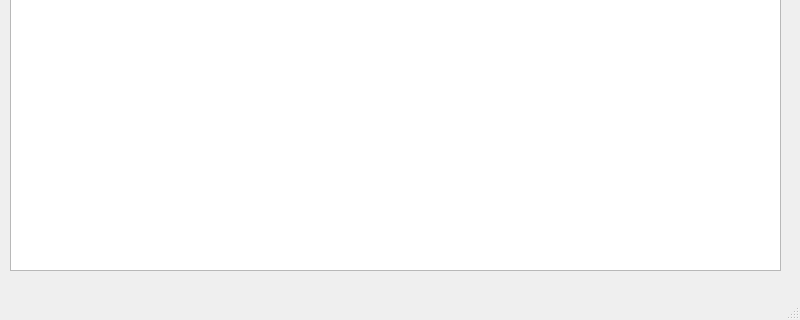
First picture: the form in main.ui, repository feetonok/coffee, before the edit; both pictures show x 0 to 800 and y 280 to 600 of the 800 by 600 pixel window.
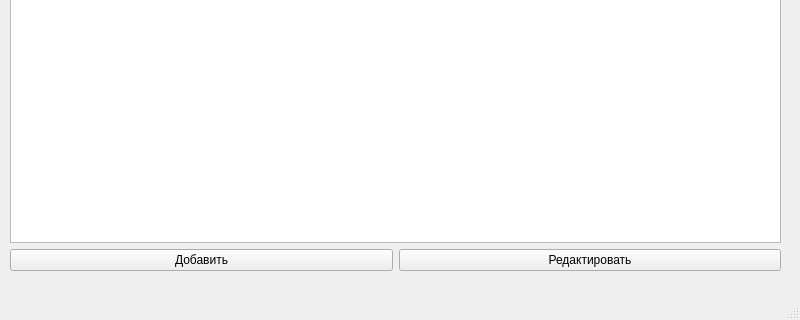
Second picture: the form after the edit.

```diff
--- a/main.ui
+++ b/main.ui
@@ -24,7 +24,21 @@
      </rect>
     </property>
     <layout class="QGridLayout" name="gridLayout">
-     <item row="0" column="0">
+     <item row="1" column="0">
+      <widget class="QPushButton" name="addButton">
+       <property name="text">
+        <string>Добавить</string>
+       </property>
+      </widget>
+     </item>
+     <item row="1" column="1">
+      <widget class="QPushButton" name="editButton">
+       <property name="text">
+        <string>Редактировать</string>
+       </property>
+      </widget>
+     </item>
+     <item row="0" column="0" colspan="2">
       <widget class="QTableWidget" name="tableWidget"/>
      </item>
     </layout>
```
